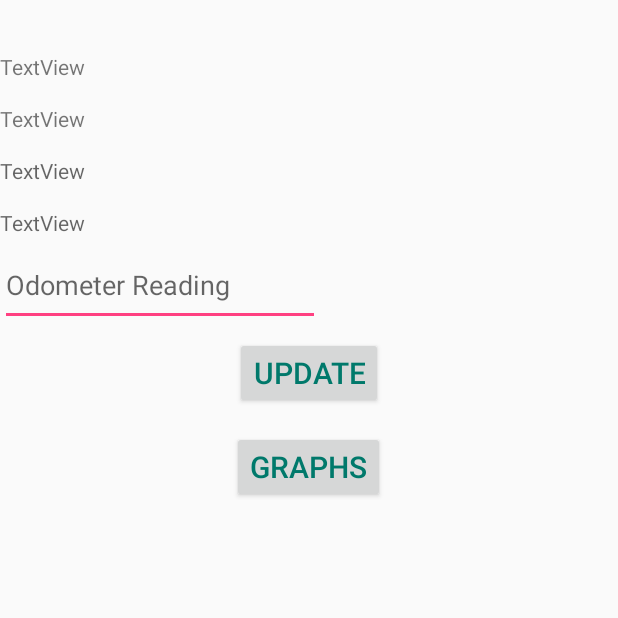
After one commit to pranavvidhyasagar/MileageTracker, an Android app: the UpdateActivity screen opened directly, with no data from a screen before it, on a phone screen of 412 x 824 dp, the top half of it. The commit adds this screen. Run offline under Robolectric (Android 15) with nearby library versions, the phone set to English and light mode, and no system bars; our stand-ins replace Firebase (no records; nobody signed in at launch, a user with empty details on screens opened directly).

Commit message:
Fourth Commit Distance updating in firebase

```diff
--- a/app/src/main/AndroidManifest.xml
+++ b/app/src/main/AndroidManifest.xml
@@ -37,7 +37,8 @@
 
         <activity
             android:name=".VehicleDetails"
-            android:label="@string/title_activity_vehicle_details"></activity>
+            android:label="@string/title_activity_vehicle_details" />
+        <activity android:name=".UpdateActivity"></activity>
     </application>
 
 </manifest>
--- /dev/null
+++ b/app/src/main/java/com/example/pranavvidhyasagar/mileagetracker/UpdateActivity.java
@@ -0,0 +1,113 @@
+package com.example.pranavvidhyasagar.mileagetracker;
+
+import android.content.Intent;
+import android.support.annotation.NonNull;
+import android.support.design.widget.BottomNavigationView;
+import android.support.v7.app.AppCompatActivity;
+import android.os.Bundle;
+import android.view.MenuItem;
+import android.view.View;
+import android.widget.Button;
+import android.widget.EditText;
+import android.widget.TextView;
+import android.widget.Toast;
+
+import com.google.firebase.auth.FirebaseAuth;
+import com.google.firebase.database.DataSnapshot;
+import com.google.firebase.database.DatabaseError;
+import com.google.firebase.database.DatabaseReference;
+import com.google.firebase.database.FirebaseDatabase;
+import com.google.firebase.database.ValueEventListener;
+
+
+import java.util.HashMap;
+import java.util.Map;
+
+import java.util.List;
+
+public class UpdateActivity extends AppCompatActivity  {
+
+    private TextView mvehicleManufacturer, mvehicleName, mvehicleMileage, mvehicleDistance,mvehicleRegnum;
+    Button mbuttonUpdate;
+    DatabaseReference database = FirebaseDatabase.getInstance().getReference("Vehicles");
+    List<VehicleCard> VehicleList;
+    String rn, totalDistance, email,manufacturer,model,type;
+    float mileage,distance ;
+    EditText distanceTravelled;
+
+        @Override
+    protected void onCreate(Bundle savedInstanceState) {
+        super.onCreate(savedInstanceState);
+        setContentView(R.layout.activity_update);
+
+        mvehicleManufacturer = (TextView) findViewById(R.id.vehicleManufacturer);
+        mvehicleName = (TextView) findViewById(R.id.vehicleName);
+        mvehicleMileage = (TextView) findViewById(R.id.vehicleMileage);
+        mvehicleDistance = (TextView) findViewById(R.id.vehicleDistance);
+        mvehicleRegnum = (TextView) findViewById(R.id.vehicleRegnum);
+            mbuttonUpdate = (Button)findViewById(R.id.buttonUpdate);
+        distanceTravelled = (EditText)findViewById(R.id.Odometer);
+
+        mbuttonUpdate.setOnClickListener(new View.OnClickListener() {
+            @Override
+            public void onClick(View view) {
+                totalDistance = distanceTravelled.getText().toString().trim();
+                updateDistanceInDatabse(totalDistance);
+            }
+        });
+
+        rn = getIntent().getStringExtra("x");
+         mvehicleRegnum.setText(rn);
+        database.addValueEventListener(new ValueEventListener() {
+            @Override
+            public void onDataChange(DataSnapshot dataSnapshot) {
+                for(DataSnapshot vehicleSnapshot: dataSnapshot.getChildren()){
+                    VehicleCard v = vehicleSnapshot.getValue(VehicleCard.class);
+                    email = v.email;
+                    if(email.equals(FirebaseAuth.getInstance().getCurrentUser().getEmail().toString())){
+                        if(rn.equals(vehicleSnapshot.getKey())){
+                            type = v.type;
+                            mvehicleManufacturer.setText(v.manufacturer);
+                            mvehicleName.setText(v.model);
+                            mvehicleDistance.setText(String.valueOf(v.distance));
+                            mvehicleMileage.setText(String.valueOf(v.mileage));
+                            break;
+                        }
+                    }
+                }
+            }
+
+            @Override
+            public void onCancelled(DatabaseError databaseError) {
+
+            }
+        });
+    }
+
+    /*@Override
+    public void onClick(View view) {
+        switch (view.getId()) {
+            case R.id.buttonUpdate:
+                totalDistance = distanceTravelled.getText().toString().trim();
+                updateDistanceInDatabse(totalDistance);
+                break;
+
+            case R.id.buttonGraph:
+                break;
+        }
+    }*/
+
+    private void updateDistanceInDatabse(String totalDistance) {
+
+            manufacturer = mvehicleManufacturer.getText().toString().trim();
+            model = mvehicleName.getText().toString().trim();
+            mileage = Float.valueOf(mvehicleMileage.getText().toString());
+            distance = Float.valueOf(mvehicleDistance.getText().toString());
+            distance = distance + Float.valueOf(totalDistance);
+
+            VehicleCard v = new VehicleCard(email,manufacturer,model,type,mileage,distance);
+
+            database.child(rn).setValue(v);
+
+    }
+}
--- /dev/null
+++ b/app/src/main/res/layout/activity_update.xml
@@ -0,0 +1,103 @@
+<?xml version="1.0" encoding="utf-8"?>
+<android.support.constraint.ConstraintLayout xmlns:android="http://schemas.android.com/apk/res/android"
+    xmlns:app="http://schemas.android.com/apk/res-auto"
+    xmlns:tools="http://schemas.android.com/tools"
+    android:layout_width="match_parent"
+    android:layout_height="match_parent"
+    tools:context=".UpdateActivity">
+
+    <LinearLayout
+        android:layout_width="match_parent"
+        android:layout_height="match_parent"
+        android:orientation="vertical"
+        android:paddingBottom="15dp"
+        tools:layout_editor_absoluteX="82dp"
+        tools:layout_editor_absoluteY="0dp"
+        tools:ignore="MissingConstraints">
+
+        <TextView
+            android:id="@+id/vehicleRegnum"
+            android:layout_width="wrap_content"
+            android:layout_height="wrap_content"
+            android:paddingBottom="15dp"
+            android:text="TextView"
+            tools:layout_editor_absoluteX="135dp"
+            tools:layout_editor_absoluteY="304dp" />
+
+        <TextView
+            android:id="@+id/vehicleManufacturer"
+            android:layout_width="wrap_content"
+            android:layout_height="wrap_content"
+            android:layout_below="@id/vehicleRegnum"
+            android:paddingBottom="15dp"
+            android:text="TextView"
+            tools:layout_editor_absoluteX="135dp"
+            tools:layout_editor_absoluteY="73dp" />
+
+        <TextView
+            android:id="@+id/vehicleName"
+            android:layout_width="wrap_content"
+            android:layout_height="wrap_content"
+            android:layout_below="@id/vehicleManufacturer"
+            android:paddingBottom="15dp"
+            android:text="TextView"
+            tools:layout_editor_absoluteX="135dp"
+            tools:layout_editor_absoluteY="129dp" />
+
+        <TextView
+            android:id="@+id/vehicleMileage"
+            android:layout_width="wrap_content"
+            android:layout_height="wrap_content"
+            android:layout_below="@id/vehicleName"
+            android:paddingBottom="15dp"
+            android:hint="TextView"
+            tools:layout_editor_absoluteX="135dp"
+            tools:layout_editor_absoluteY="198dp"
+            />
+
+        <TextView
+            android:id="@+id/vehicleDistance"
+            android:layout_width="wrap_content"
+            android:layout_height="wrap_content"
+            android:layout_below="@id/vehicleMileage"
+            android:paddingBottom="15dp"
+            android:hint="TextView"
+            tools:layout_editor_absoluteX="135dp"
+            tools:layout_editor_absoluteY="254dp" />
+
+
+        <EditText
+            android:id="@+id/Odometer"
+            android:layout_width="wrap_content"
+            android:layout_height="44dp"
+            android:ems="10"
+            android:inputType="textPersonName"
+            android:paddingBottom="15dp"
+            android:hint="Odometer Reading"
+            tools:layout_editor_absoluteX="85dp"
+            tools:layout_editor_absoluteY="368dp"
+            />
+
+        <Button
+            android:id="@+id/buttonUpdate"
+            android:layout_width="wrap_content"
+            android:layout_height="wrap_content"
+            android:layout_gravity="center"
+            android:layout_margin="7dp"
+
+            android:text="Update"
+            android:textColor="#00796B"
+            android:textSize="20dp" />
+
+        <Button
+            android:id="@+id/buttonGraph"
+            android:layout_width="wrap_content"
+            android:layout_height="wrap_content"
+            android:layout_gravity="center"
+            android:layout_margin="7dp"
+            android:text="Graphs"
+            android:textColor="#00796B"
+            android:textSize="20dp" />
+    </LinearLayout>
+
+</android.support.constraint.ConstraintLayout>
```
Also changed, not shown: app/src/main/java/com/example/pranavvidhyasagar/mileagetracker/CardDisplayDetails.java (added, +40 -0 lines), app/src/main/java/com/example/pranavvidhyasagar/mileagetracker/MainNavigationActivity.java (+11 -54 lines), app/src/main/java/com/example/pranavvidhyasagar/mileagetracker/VehicleAdapter.java (+26 -10 lines), app/src/main/java/com/example/pranavvidhyasagar/mileagetracker/VehicleCard.java (+18 -0 lines), app/src/main/java/com/example/pranavvidhyasagar/mileagetracker/VehicleDetails.java (+53 -3 lines), app/src/main/res/layout/activity_vehicle_details.xml (+24 -3 lines), app/src/main/res/layout/list_layout.xml (+29 -1 lines).
